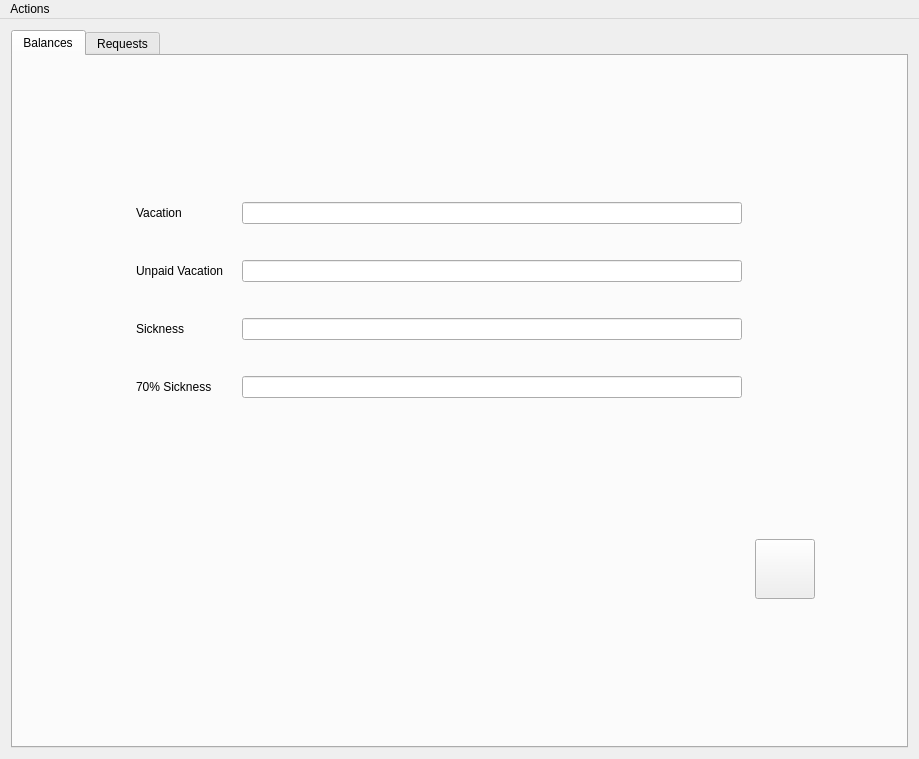
Before: the Qt Designer form Svoboda_team/mainwindow.ui in Svobodateam/svoboda_team, drawn with Qt 5.
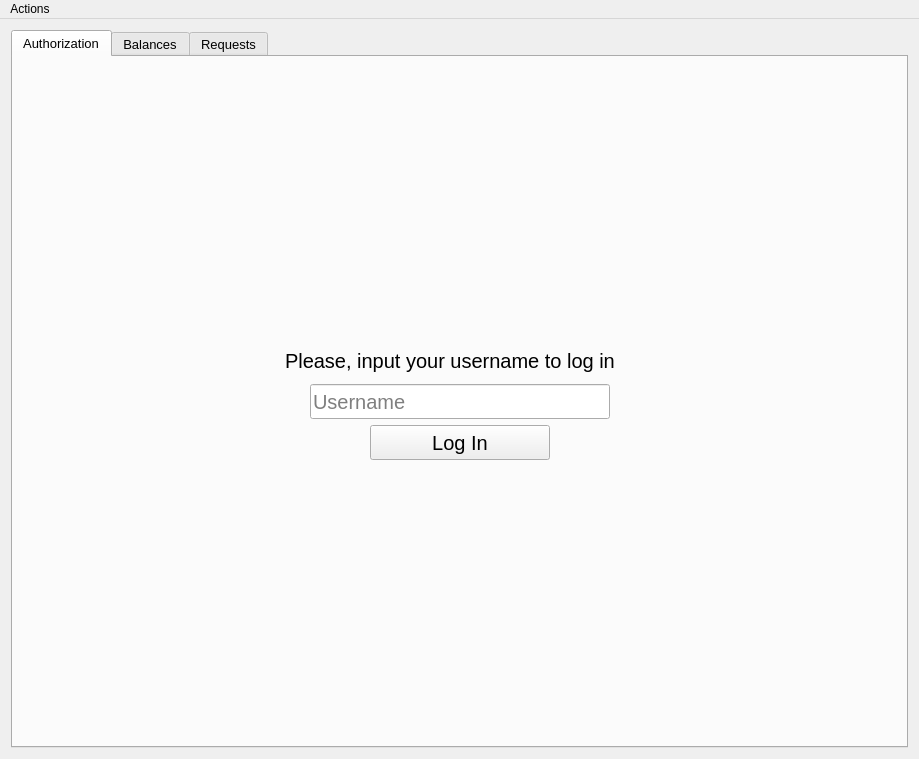
After: the same form once the commit is applied. Icons and pictures are not drawn.

Commit message: Login window added. StyleSheet test

The edit to the form file:
```diff
--- a/Svoboda_team/mainwindow.ui
+++ b/Svoboda_team/mainwindow.ui
@@ -19,11 +19,172 @@
   </property>
   <widget class="QWidget" name="widget">
    <layout class="QGridLayout" name="gridLayout_8">
-    <item row="0" column="0">
-     <widget class="QTabWidget" name="tabWidget">
+    <item row="0" column="1">
+     <widget class="QTabWidget" name="tab_base">
+      <property name="font">
+       <font>
+        <pointsize>10</pointsize>
+       </font>
+      </property>
+      <property name="toolTip">
+       <string/>
+      </property>
       <property name="currentIndex">
        <number>0</number>
       </property>
+      <widget class="QWidget" name="tab_auth">
+       <property name="styleSheet">
+        <string notr="true">border-image: url(:/windows_bg.jpg);</string>
+       </property>
+       <attribute name="title">
+        <string>Authorization</string>
+       </attribute>
+       <layout class="QGridLayout" name="gridLayout_2">
+        <item row="0" column="1">
+         <spacer name="spacer_topAuth">
+          <property name="orientation">
+           <enum>Qt::Vertical</enum>
+          </property>
+          <property name="sizeHint" stdset="0">
+           <size>
+            <width>20</width>
+            <height>270</height>
+           </size>
+          </property>
+         </spacer>
+        </item>
+        <item row="1" column="0">
+         <spacer name="space_leftAuth">
+          <property name="orientation">
+           <enum>Qt::Horizontal</enum>
+          </property>
+          <property name="sizeHint" stdset="0">
+           <size>
+            <width>255</width>
+            <height>20</height>
+           </size>
+          </property>
+         </spacer>
+        </item>
+        <item row="1" column="1">
+         <layout class="QGridLayout" name="grid_baseAuth">
+          <item row="1" column="0" alignment="Qt::AlignHCenter|Qt::AlignVCenter">
+           <widget class="QLineEdit" name="edit_username">
+            <property name="minimumSize">
+             <size>
+              <width>300</width>
+              <height>35</height>
+             </size>
+            </property>
+            <property name="maximumSize">
+             <size>
+              <width>300</width>
+              <height>35</height>
+             </size>
+            </property>
+            <property name="font">
+             <font>
+              <pointsize>15</pointsize>
+             </font>
+            </property>
+            <property name="toolTip">
+             <string/>
+            </property>
+            <property name="autoFillBackground">
+             <bool>false</bool>
+            </property>
+            <property name="placeholderText">
+             <string>Username</string>
+            </property>
+           </widget>
+          </item>
+          <item row="2" column="0" alignment="Qt::AlignHCenter|Qt::AlignVCenter">
+           <widget class="QPushButton" name="btn_login">
+            <property name="minimumSize">
+             <size>
+              <width>180</width>
+              <height>35</height>
+             </size>
+            </property>
+            <property name="maximumSize">
+             <size>
+              <width>180</width>
+              <height>35</height>
+             </size>
+            </property>
+            <property name="font">
+             <font>
+              <pointsize>15</pointsize>
+             </font>
+            </property>
+            <property name="autoFillBackground">
+             <bool>false</bool>
+            </property>
+            <property name="text">
+             <string>Log In</string>
+            </property>
+           </widget>
+          </item>
+          <item row="0" column="0">
+           <widget class="QLabel" name="lbl_loginCaption">
+            <property name="minimumSize">
+             <size>
+              <width>350</width>
+              <height>35</height>
+             </size>
+            </property>
+            <property name="maximumSize">
+             <size>
+              <width>350</width>
+              <height>35</height>
+             </size>
+            </property>
+            <property name="font">
+             <font>
+              <pointsize>15</pointsize>
+             </font>
+            </property>
+            <property name="autoFillBackground">
+             <bool>false</bool>
+            </property>
+            <property name="styleSheet">
+             <string notr="true"/>
+            </property>
+            <property name="text">
+             <string>Please, input your username to log in</string>
+            </property>
+           </widget>
+          </item>
+         </layout>
+        </item>
+        <item row="1" column="2">
+         <spacer name="spacer_rightAuth">
+          <property name="orientation">
+           <enum>Qt::Horizontal</enum>
+          </property>
+          <property name="sizeHint" stdset="0">
+           <size>
+            <width>254</width>
+            <height>20</height>
+           </size>
+          </property>
+         </spacer>
+        </item>
+        <item row="2" column="1">
+         <spacer name="spacer_bottomAuth">
+          <property name="orientation">
+           <enum>Qt::Vertical</enum>
+          </property>
+          <property name="sizeHint" stdset="0">
+           <size>
+            <width>20</width>
+            <height>269</height>
+           </size>
+          </property>
+         </spacer>
+        </item>
+       </layout>
+      </widget>
       <widget class="QWidget" name="tab_balances">
        <attribute name="title">
         <string>Balances</string>
```
Left out of the diff: 2 changed lines with no effect on the pictures. The commit also changes 2 other files.
